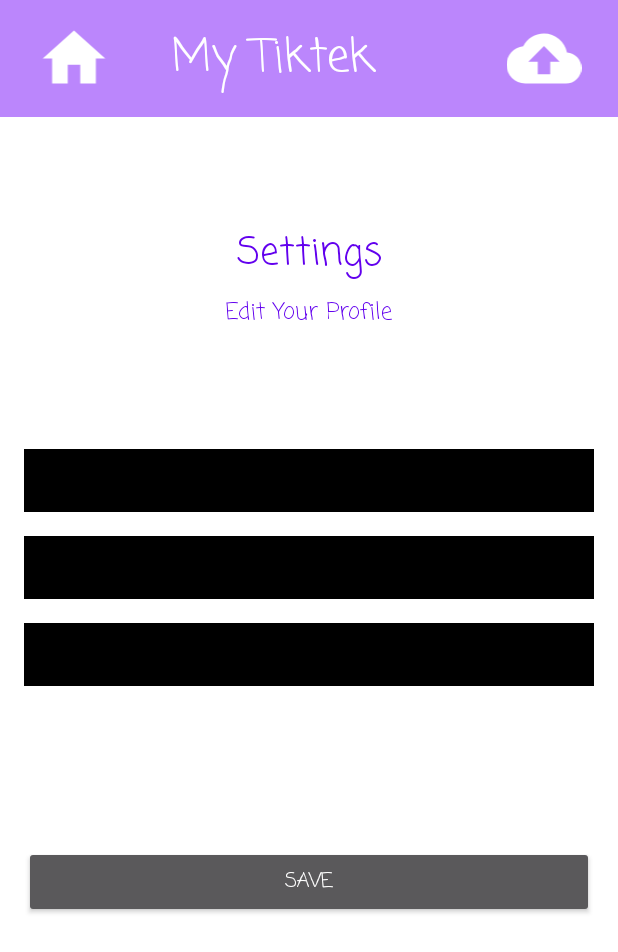
After one commit to arieladjadj/MyTiktek, an Android app: the EditProfileActivity screen opened directly, with no data from a screen before it, on a phone screen of 412 x 824 dp. The commit adds this screen. Shown: the top 952 px of the screen. Run offline under Robolectric (Android 15) with nearby library versions, the phone set to English and light mode, and no system bars; our stand-ins replace Firebase (no records; nobody signed in at launch, a user with empty details on screens opened directly); Roboto replaces fonts that are not available here; 4 statements that could not run were skipped.

Commit message:
Added solution history & edit profile features

```diff
--- a/app/src/main/AndroidManifest.xml
+++ b/app/src/main/AndroidManifest.xml
@@ -11,7 +11,9 @@
         android:supportsRtl="true"
         android:theme="@style/Theme.MyTiktek"
         tools:ignore="AllowBackup">
-        <activity android:name=".EmailVerification"></activity>
+        <activity android:name=".EditProfileActivity"></activity>
+        <activity android:name=".SolutionsHistoryActivity" />
+        <activity android:name=".EmailVerification" />
         <activity android:name=".ShowProfileActivity" />
         <activity android:name=".LoginActivity" />
         <activity android:name=".RegisterActivity" />
--- a/app/src/main/java/com/example/mytiktek/BooksActivity.java
+++ b/app/src/main/java/com/example/mytiktek/BooksActivity.java
@@ -88,6 +88,7 @@ public class BooksActivity extends AppCompatActivity implements AdapterView.OnIt
     private void initBooks() {
         pbLoadingBooks.setVisibility(View.VISIBLE);
         CurrentSubjectBooks.books = new ArrayList<Book>();
+        CurrentSubjectBooks.setSubjectName(currentSubjectName);
 
         booksRef.get().addOnSuccessListener(new OnSuccessListener<DocumentSnapshot>() {
             @Override
--- a/app/src/main/java/com/example/mytiktek/CurrentSolutionImage.java
+++ b/app/src/main/java/com/example/mytiktek/CurrentSolutionImage.java
@@ -4,7 +4,7 @@ import android.graphics.Bitmap;
 
 public class CurrentSolutionImage {
     public static Bitmap solutionImage, bookCoverImage;
-    public static String bookName, pageNumber, questionNumber;
+    public static String bookName, pageNumber, questionNumber, publisher, solutionRate, bookPos;
 
     public CurrentSolutionImage(){
 
--- /dev/null
+++ b/app/src/main/java/com/example/mytiktek/EditProfileActivity.java
@@ -0,0 +1,132 @@
+package com.example.mytiktek;
+
+import androidx.annotation.NonNull;
+import androidx.appcompat.app.AppCompatActivity;
+
+import android.os.Bundle;
+import android.text.TextUtils;
+import android.util.Log;
+import android.view.View;
+import android.view.Window;
+import android.view.WindowManager;
+import android.widget.Button;
+import android.widget.EditText;
+import android.widget.ProgressBar;
+import android.widget.TextView;
+import android.widget.Toast;
+
+import com.google.android.gms.tasks.OnCompleteListener;
+import com.google.android.gms.tasks.OnSuccessListener;
+import com.google.android.gms.tasks.Task;
+import com.google.firebase.auth.FirebaseAuth;
+import com.google.firebase.auth.UserProfileChangeRequest;
+import com.google.firebase.firestore.DocumentReference;
+import com.google.firebase.firestore.DocumentSnapshot;
+import com.google.firebase.firestore.FirebaseFirestore;
+
+import java.util.HashMap;
+import java.util.Map;
+
+public class EditProfileActivity extends AppCompatActivity implements View.OnClickListener {
+
+    EditText mFullName,mEmail,mPassword,mPhone;
+    Button mSaveBtn;
+    FirebaseAuth fAuth;
+    ProgressBar progressBar;
+    FirebaseFirestore fStore;
+    String userID;
+    private DocumentReference userRef;
+
+    @Override
+    protected void onCreate(Bundle savedInstanceState) {
+        super.onCreate(savedInstanceState);
+        this.requestWindowFeature(Window.FEATURE_NO_TITLE);
+        this.getWindow().setFlags(WindowManager.LayoutParams.FLAG_FULLSCREEN, WindowManager.LayoutParams.FLAG_FULLSCREEN);
+        getSupportActionBar().hide();
+        setContentView(R.layout.activity_edit_profile);
+
+        mFullName   = findViewById(R.id.epFullName);
+        mEmail      = findViewById(R.id.epEmail);
+        mPhone      = findViewById(R.id.epPhone);
+        mSaveBtn    = findViewById(R.id.epSaveBtn);
+        mSaveBtn.setOnClickListener(this);
+
+        fAuth = FirebaseAuth.getInstance();
+        fStore = FirebaseFirestore.getInstance();
+        progressBar = findViewById(R.id.epProgressBar);
+
+        initData();
+    }
+
+    private void initData() {
+
+        userRef = fStore.collection("users").document(fAuth.getCurrentUser().getUid());
+        userRef.get().addOnSuccessListener(new OnSuccessListener<DocumentSnapshot>() {
+            @Override
+            public void onSuccess(DocumentSnapshot documentSnapshot) {
+                User user = documentSnapshot.toObject(User.class);
+
+                mFullName.setText(user.getFullName());
+                mEmail.setText(user.getEmail());
+                mPhone.setText(user.getPhone());
+            }
+        });
+    }
+
+    @Override
+    public void onClick(View v) {
+        if(v == mSaveBtn) {
+            String newFullName = mFullName.getText().toString();
+            String newEmail = mEmail.getText().toString();
+            String newPhoneNumber = mPhone.getText().toString();
+            if (isFieldValid(newFullName, newEmail, newPhoneNumber)) {
+                progressBar.setVisibility(View.VISIBLE);
+                fAuth.getCurrentUser().updateEmail(newEmail)
+                        .addOnCompleteListener(new OnCompleteListener<Void>() {
+                            @Override
+                            public void onComplete(@NonNull Task<Void> task) {
+                                if(task.isSuccessful()) {
+                                    Log.d("Ariel", "User email address updated.");
+
+                                    //update data on fireStore
+                                    String pathToSolutionRate = "books." + CurrentSolutionImage.bookPos + ".pages." +
+                                            CurrentSolutionImage.pageNumber + "." + CurrentSolutionImage.questionNumber + ".rate";
+                                    Map<String, Object> updatedUserData = new HashMap<String, Object>();
+                                    updatedUserData.put("email", newEmail);
+                                    updatedUserData.put("fullName", newFullName);
+                                    updatedUserData.put("phone", newPhoneNumber);
+
+                                    String sName = CurrentSubjectBooks.getSubjectName();
+                                    fStore.collection("users").document(fAuth.getUid())
+                                            .update(updatedUserData);
+
+                                    mFullName.setText(newFullName);
+                                    mEmail.setText(newEmail);
+                                    mPhone.setText(newPhoneNumber);
+                                    Toast.makeText(EditProfileActivity.this, "Changes Saved", Toast.LENGTH_SHORT).show();
+                                }else {
+                                    Toast.makeText(EditProfileActivity.this, "Error ! " + task.getException().getMessage(), Toast.LENGTH_SHORT).show();
+                                }
+                                progressBar.setVisibility(View.GONE);
+                            }
+                        });
+            }
+        }
+    }
+
+    private boolean isFieldValid(String newFullName, String newEmail, String newPhoneNumber) {
+        if(TextUtils.isEmpty(newFullName)){
+            mFullName.setError("Full Name is Required");
+            return false;
+        }
+        if(TextUtils.isEmpty(newEmail)){
+            mEmail.setError("Email is Required.");
+            return false ;
+        }
+        if(TextUtils.isEmpty(newPhoneNumber)){
+            mPhone.setError("Full Name is Required");
+            return false;
+        }
+       return true;
+    }
+}
--- /dev/null
+++ b/app/src/main/res/layout/activity_edit_profile.xml
@@ -0,0 +1,132 @@
+<?xml version="1.0" encoding="utf-8"?>
+<androidx.constraintlayout.widget.ConstraintLayout xmlns:android="http://schemas.android.com/apk/res/android"
+    xmlns:app="http://schemas.android.com/apk/res-auto"
+    xmlns:tools="http://schemas.android.com/tools"
+    android:layout_width="match_parent"
+    android:layout_height="match_parent"
+    android:background="@color/white"
+    style="@style/animation"
+    tools:context=".EditProfileActivity">
+
+    <include
+        android:id="@+id/include"
+        layout="@layout/tool_bar" />
+
+    <TextView
+        android:id="@+id/textView"
+        android:layout_width="wrap_content"
+        android:layout_height="wrap_content"
+        android:fontFamily="casual"
+        android:text="Settings"
+        android:textColor="@color/purple_500"
+        android:textSize="25sp"
+        app:layout_constraintBottom_toBottomOf="parent"
+        app:layout_constraintEnd_toEndOf="parent"
+        app:layout_constraintStart_toStartOf="parent"
+        app:layout_constraintTop_toTopOf="parent"
+        app:layout_constraintVertical_bias="0.19" />
+
+    <TextView
+        android:id="@+id/textView2"
+        android:layout_width="wrap_content"
+        android:layout_height="wrap_content"
+        android:layout_marginTop="8dp"
+        android:fontFamily="casual"
+        android:text="Edit Your Profile"
+        android:textColor="@color/purple_500"
+        android:textSize="15sp"
+        app:layout_constraintEnd_toEndOf="parent"
+        app:layout_constraintStart_toStartOf="parent"
+        app:layout_constraintTop_toBottomOf="@+id/textView" />
+
+    <EditText
+        android:id="@+id/epFullName"
+        android:layout_width="0dp"
+        android:layout_height="wrap_content"
+        android:layout_marginStart="16dp"
+        android:layout_marginEnd="16dp"
+        android:background="@android:color/black"
+        android:ems="10"
+        android:fontFamily="casual"
+        android:inputType="textPersonName"
+        android:padding="10dp"
+        android:textColor="#FFFFFF"
+        android:textColorHint="#FFFFFF"
+        android:textSize="14sp"
+        app:layout_constraintBottom_toBottomOf="parent"
+        app:layout_constraintEnd_toEndOf="parent"
+        app:layout_constraintStart_toStartOf="parent"
+        app:layout_constraintTop_toBottomOf="@+id/textView2"
+        app:layout_constraintVertical_bias="0.13999999" />
+
+    <EditText
+        android:id="@+id/epEmail"
+        android:layout_width="0dp"
+        android:layout_height="wrap_content"
+        android:layout_marginStart="16dp"
+        android:layout_marginTop="16dp"
+        android:layout_marginEnd="16dp"
+        android:ems="10"
+        android:background="@android:color/black"
+        android:fontFamily="casual"
+        android:padding="10dp"
+        android:textColor="#FFFFFF"
+        android:textColorHint="#FFFFFF"
+        android:textSize="14sp"
+        android:inputType="textEmailAddress"
+        app:layout_constraintEnd_toEndOf="parent"
+        app:layout_constraintStart_toStartOf="parent"
+        app:layout_constraintTop_toBottomOf="@+id/epFullName" />
+
+    <EditText
+        android:id="@+id/epPhone"
+        android:layout_width="0dp"
+        android:layout_height="wrap_content"
+        android:layout_marginStart="16dp"
+        android:layout_marginTop="16dp"
+        android:layout_marginEnd="16dp"
+        android:ems="10"
+        android:background="@android:color/black"
+        android:fontFamily="casual"
+        android:padding="10dp"
+        android:textColor="#FFFFFF"
+        android:textColorHint="#FFFFFF"
+        android:textSize="14sp"
+        app:layout_constraintEnd_toEndOf="parent"
+        app:layout_constraintStart_toStartOf="parent"
+        app:layout_constraintTop_toBottomOf="@+id/epEmail" />
+
+
+    <Button
+        android:id="@+id/epSaveBtn"
+        android:layout_width="0dp"
+        android:layout_height="wrap_content"
+        android:layout_marginStart="16dp"
+        android:layout_marginEnd="16dp"
+        android:layout_marginBottom="212dp"
+        android:fontFamily="casual"
+        android:text="Save"
+        android:textColor="@color/white"
+        android:textSize="13sp"
+        app:layout_constraintBottom_toBottomOf="parent"
+        app:layout_constraintEnd_toEndOf="parent"
+        app:layout_constraintHorizontal_bias="0.0"
+        app:layout_constraintStart_toStartOf="parent"
+        app:layout_constraintTop_toBottomOf="@+id/epPhone"
+        app:layout_constraintVertical_bias="1.0" />
+
+    <ProgressBar
+        android:id="@+id/epProgressBar"
+        style="?android:attr/progressBarStyle"
+        android:layout_width="wrap_content"
+        android:layout_height="wrap_content"
+        android:visibility="invisible"
+        app:layout_constraintBottom_toBottomOf="parent"
+        app:layout_constraintEnd_toEndOf="parent"
+        app:layout_constraintHorizontal_bias="0.498"
+        app:layout_constraintStart_toStartOf="parent"
+        app:layout_constraintTop_toBottomOf="@+id/epSaveBtn"
+        app:layout_constraintVertical_bias="0.437" />
+
+
+</androidx.constraintlayout.widget.ConstraintLayout>
--- a/app/src/main/res/layout/activity_main.xml
+++ b/app/src/main/res/layout/activity_main.xml
@@ -70,6 +70,7 @@
                 android:layout_gravity="center"
                 android:gravity="center"
                 android:text="History"
+                android:id="@+id/btnSolutionsHistory"
                 android:textColor="@color/white"
                 android:textSize="18sp"
                 />
--- a/app/src/main/res/layout/activity_show_profile.xml
+++ b/app/src/main/res/layout/activity_show_profile.xml
@@ -70,6 +70,7 @@
             android:layout_marginTop="15dp"
             android:adjustViewBounds="true"
             android:scaleType="centerInside"
+            android:id="@+id/settings"
             android:src="@drawable/ic_settings" />
 
     </RelativeLayout>
--- a/app/src/main/res/layout/book_layout.xml
+++ b/app/src/main/res/layout/book_layout.xml
@@ -42,7 +42,6 @@
                 android:id="@+id/tvDescription1"
                 android:gravity="center"
                 android:textSize="15dp"
-                android:text="tbDescription1"
                 android:layout_marginTop="5dp"
                 android:layout_marginLeft="10dp"
                 android:textColor="#6C6C6C"
@@ -54,7 +53,6 @@
                 android:id="@+id/tvDescription2"
                 android:gravity="center"
                 android:textSize="15dp"
-                android:text="Description2"
                 android:layout_marginTop="5dp"
                 android:layout_marginLeft="10dp"
                 android:textColor="#6C6C6C"
@@ -66,7 +64,6 @@
                 android:id="@+id/tvAuthors"
                 android:gravity="center"
                 android:textSize="15dp"
-                android:text="Authors"
                 android:layout_marginTop="5dp"
                 android:layout_marginLeft="10dp"
                 android:textColor="#6C6C6C"
```
Also changed, not shown: app/src/main/java/com/example/mytiktek/Book.java (+10 -0 lines), app/src/main/java/com/example/mytiktek/ExerciseSelection.java (+5 -2 lines), app/src/main/java/com/example/mytiktek/HistoryAdapter.java (added, +45 -0 lines), app/src/main/java/com/example/mytiktek/HistoryDB.java (added, +64 -0 lines), app/src/main/java/com/example/mytiktek/MainActivity.java (+18 -7 lines), app/src/main/java/com/example/mytiktek/RegisterActivity.java (+4 -10 lines), app/src/main/java/com/example/mytiktek/ShowProfileActivity.java (+18 -0 lines), app/src/main/java/com/example/mytiktek/ShowSolution.java (+67 -7 lines), app/src/main/java/com/example/mytiktek/SolutionsHistoryActivity.java (added, +72 -0 lines), app/src/main/res/layout/activity_solutions_history.xml (added, +28 -0 lines), app/src/main/res/layout/solution_layout.xml (added, +53 -0 lines), 1 other file.
